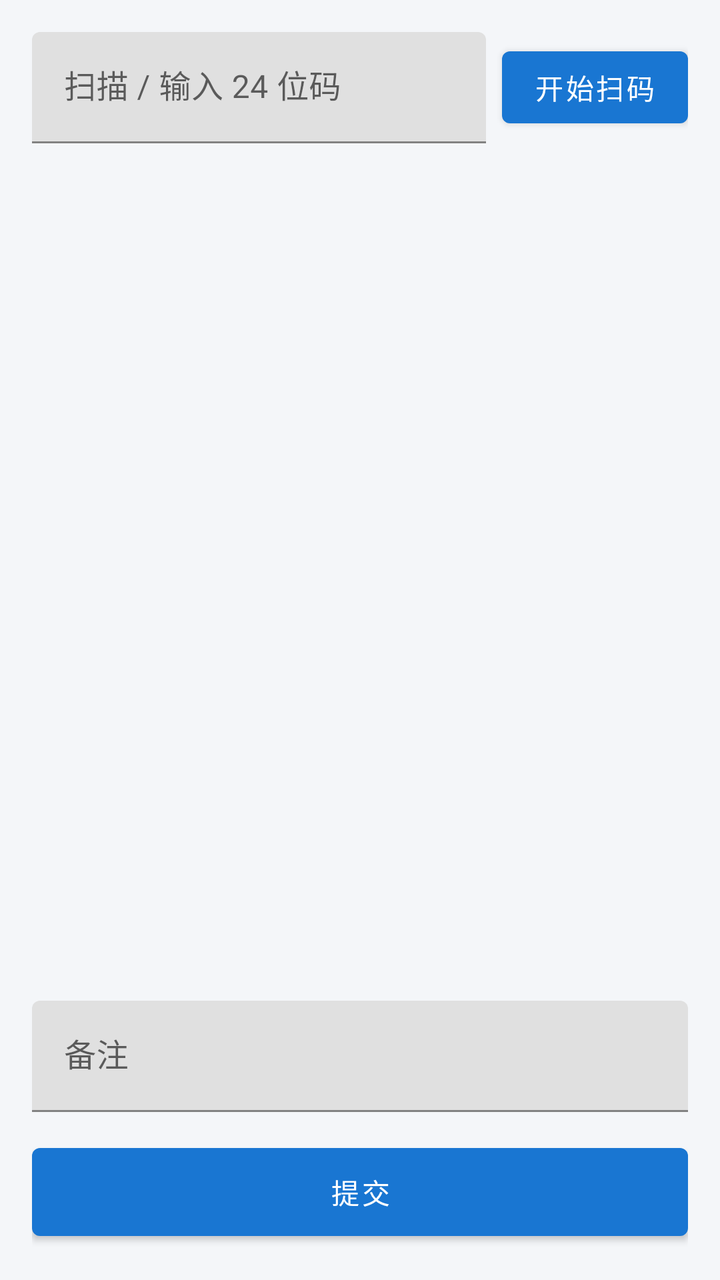
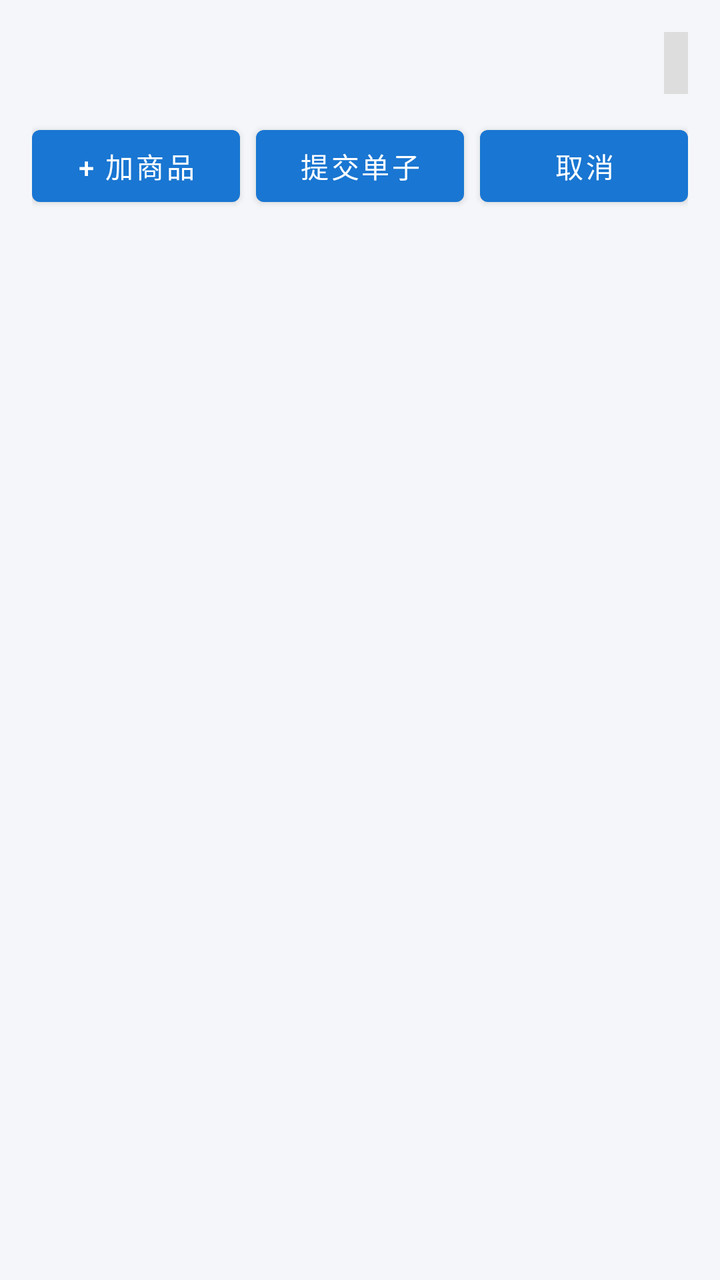

Two renders of the same Android screen: before a commit and after it. Below are the layout's source before the change and the commit's diff.
<!-- AndroidManifest.xml: application theme Theme.SimpleWmsPda -->
<!-- res/layout/activity_inbound_scan.xml -->
<?xml version="1.0" encoding="utf-8"?>
<LinearLayout xmlns:android="http://schemas.android.com/apk/res/android"
    android:layout_width="match_parent"
    android:layout_height="match_parent"
    android:orientation="vertical"
    android:padding="16dp">

    <LinearLayout
        android:layout_width="match_parent"
        android:layout_height="wrap_content"
        android:orientation="horizontal">

        <com.google.android.material.textfield.TextInputLayout
            android:layout_width="0dp"
            android:layout_height="wrap_content"
            android:layout_weight="1"
            android:hint="扫描 / 输入 24 位码">
            <com.google.android.material.textfield.TextInputEditText
                android:id="@+id/etCode"
                android:layout_width="match_parent"
                android:layout_height="wrap_content"
                android:inputType="text" />
        </com.google.android.material.textfield.TextInputLayout>

        <Button
            android:id="@+id/btnScan"
            android:layout_width="wrap_content"
            android:layout_height="wrap_content"
            android:layout_gravity="center_vertical"
            android:layout_marginStart="8dp"
            android:text="@string/start_scan" />
    </LinearLayout>

    <TextView
        android:id="@+id/tvCount"
        android:layout_width="wrap_content"
        android:layout_height="wrap_content"
        android:layout_marginTop="12dp"
        android:textSize="16sp"
        android:textStyle="bold" />

    <androidx.recyclerview.widget.RecyclerView
        android:id="@+id/rvItems"
        android:layout_width="match_parent"
        android:layout_height="0dp"
        android:layout_weight="1"
        android:layout_marginTop="8dp" />

    <com.google.android.material.textfield.TextInputLayout
        android:layout_width="match_parent"
        android:layout_height="wrap_content"
        android:hint="@string/remark">
        <com.google.android.material.textfield.TextInputEditText
            android:id="@+id/etRemark"
            android:layout_width="match_parent"
            android:layout_height="wrap_content" />
    </com.google.android.material.textfield.TextInputLayout>

    <Button
        android:id="@+id/btnSubmit"
        android:layout_width="match_parent"
        android:layout_height="56dp"
        android:layout_marginTop="12dp"
        android:text="@string/submit" />
</LinearLayout>
<!-- resources referenced by this layout -->
<resources>
  <string name="remark">备注</string>
  <string name="start_scan">开始扫码</string>
  <string name="submit">提交</string>
  <style name="Theme.SimpleWmsPda" parent="Theme.MaterialComponents.Light.NoActionBar">
          <item name="colorPrimary">@color/primary</item>
          <item name="colorPrimaryDark">@color/primary_dark</item>
          <item name="colorAccent">@color/accent</item>
          <item name="android:windowBackground">@color/bg</item>
      </style>
  <color name="primary">#1976D2</color>
  <color name="primary_dark">#0D47A1</color>
  <color name="accent">#03DAC5</color>
  <color name="bg">#F4F6F9</color>
</resources>

<!-- the commit's change to res/layout/activity_inbound_scan.xml (unified diff, before → after) -->
@@ -8,27 +8,60 @@
     <LinearLayout
         android:layout_width="match_parent"
         android:layout_height="wrap_content"
-        android:orientation="horizontal">
+        android:orientation="horizontal"
+        android:gravity="center_vertical">
 
-        <com.google.android.material.textfield.TextInputLayout
+        <TextView
+            android:id="@+id/tvOrderNo"
             android:layout_width="0dp"
             android:layout_height="wrap_content"
             android:layout_weight="1"
-            android:hint="扫描 / 输入 24 位码">
-            <com.google.android.material.textfield.TextInputEditText
-                android:id="@+id/etCode"
-                android:layout_width="match_parent"
-                android:layout_height="wrap_content"
-                android:inputType="text" />
-        </com.google.android.material.textfield.TextInputLayout>
+            android:textSize="18sp"
+            android:textStyle="bold"
+            android:fontFamily="monospace" />
+
+        <TextView
+            android:id="@+id/tvStatus"
+            android:layout_width="wrap_content"
+            android:layout_height="wrap_content"
+            android:textSize="14sp"
+            android:textStyle="bold"
+            android:padding="6dp"
+            android:background="#DDDDDD" />
+
+    </LinearLayout>
+
+    <LinearLayout
+        android:layout_width="match_parent"
+        android:layout_height="wrap_content"
+        android:orientation="horizontal"
+        android:layout_marginTop="12dp">
 
         <Button
-            android:id="@+id/btnScan"
-            android:layout_width="wrap_content"
+            android:id="@+id/btnAddItem"
+            android:layout_width="0dp"
             android:layout_height="wrap_content"
-            android:layout_gravity="center_vertical"
-            android:layout_marginStart="8dp"
-            android:text="@string/start_scan" />
+            android:layout_weight="1"
+            android:text="@string/inbound_add_item"
+            android:layout_marginEnd="4dp" />
+
+        <Button
+            android:id="@+id/btnSubmit"
+            android:layout_width="0dp"
+            android:layout_height="wrap_content"
+            android:layout_weight="1"
+            android:text="@string/inbound_submit"
+            android:layout_marginStart="4dp"
+            android:layout_marginEnd="4dp" />
+
+        <Button
+            android:id="@+id/btnCancel"
+            android:layout_width="0dp"
+            android:layout_height="wrap_content"
+            android:layout_weight="1"
+            android:text="@string/inbound_cancel"
+            android:layout_marginStart="4dp" />
+
     </LinearLayout>
 
     <TextView
@@ -46,20 +79,4 @@
         android:layout_weight="1"
         android:layout_marginTop="8dp" />
 
-    <com.google.android.material.textfield.TextInputLayout
-        android:layout_width="match_parent"
-        android:layout_height="wrap_content"
-        android:hint="@string/remark">
-        <com.google.android.material.textfield.TextInputEditText
-            android:id="@+id/etRemark"
-            android:layout_width="match_parent"
-            android:layout_height="wrap_content" />
-    </com.google.android.material.textfield.TextInputLayout>
-
-    <Button
-        android:id="@+id/btnSubmit"
-        android:layout_width="match_parent"
-        android:layout_height="56dp"
-        android:layout_marginTop="12dp"
-        android:text="@string/submit" />
 </LinearLayout>
<!-- resource entries referenced after the edit -->
@@ -1,8 +1,8 @@
 <!-- resources referenced by this layout -->
 <resources>
-  <string name="remark">备注</string>
-  <string name="start_scan">开始扫码</string>
-  <string name="submit">提交</string>
+  <string name="inbound_add_item">+ 加商品</string>
+  <string name="inbound_cancel">取消</string>
+  <string name="inbound_submit">提交单子</string>
   <style name="Theme.SimpleWmsPda" parent="Theme.MaterialComponents.Light.NoActionBar">
           <item name="colorPrimary">@color/primary</item>
           <item name="colorPrimaryDark">@color/primary_dark</item>
